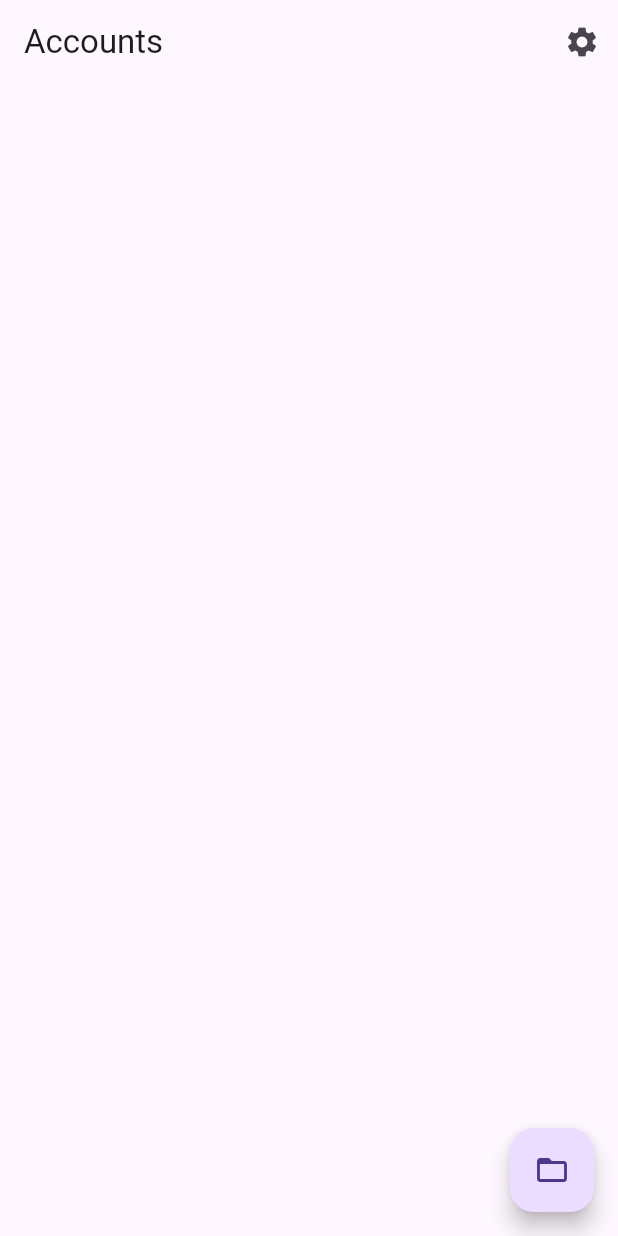
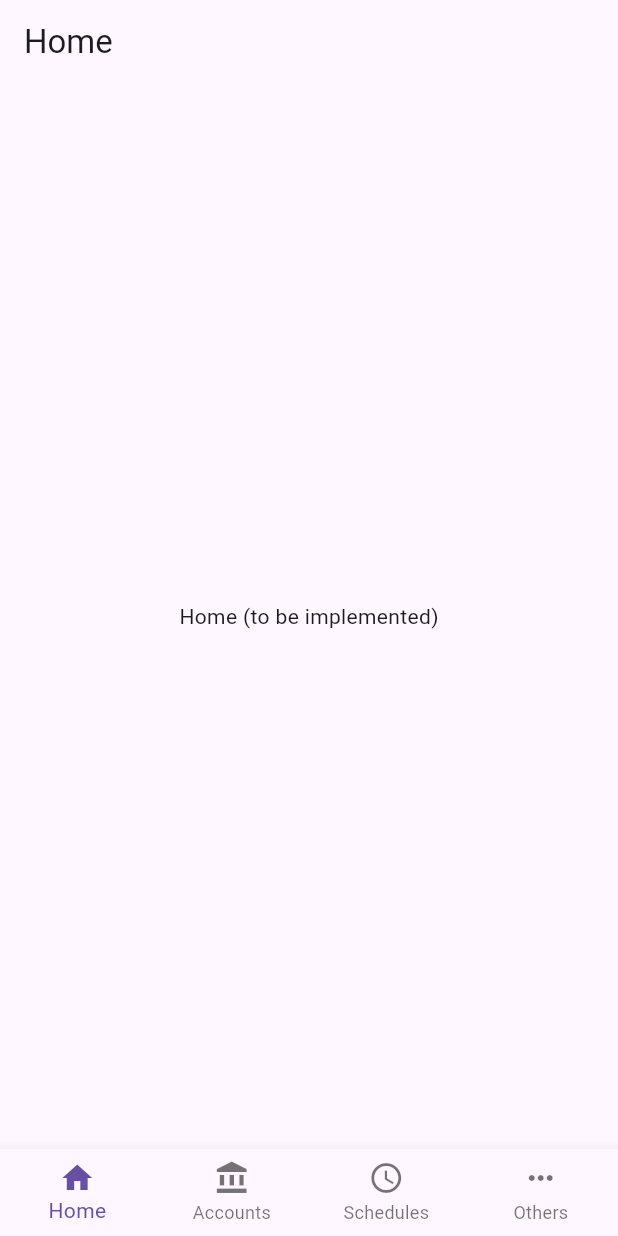
Before and after one commit to miniol/kmymoney_app, a Flutter app: the screen it shows after launch, on a phone screen of 412 x 824 dp. Run offline on Flutter 3.47's test engine with Material 3 defaults, Android fonts, the phone set to English and light mode, and no system bars; our stand-ins replace decimal, file_picker, flutter_riverpod, sqflite, sqflite_common_ffi; accounts and stored records are empty.

Commit message:
feat: implement tabbed navigation with settings and multiple screens
- Add main tab navigation screen with 5 tabs (Home, Accounts, Schedules, Others, Settings)
- Implement app settings provider for managing application preferences
- Create dedicated screens for each tab: home, accounts, schedules, others, and settings
- Update main.dart to integrate the new tabbed navigation structure
- Add comprehensive UI components for settings management

This refactors the app from a single-screen layout to a more organized tabbed interface, improving user experience and code organization.

```diff
--- a/lib/main.dart
+++ b/lib/main.dart
@@ -1,7 +1,9 @@
 import 'package:flutter/material.dart';
 import 'package:flutter_riverpod/flutter_riverpod.dart';
+import 'package:flutter_localizations/flutter_localizations.dart';
 import 'core/database_initializer.dart';
-import 'presentation/screens/account_list_screen.dart';
+import 'presentation/providers/app_settings_provider.dart';
+import 'presentation/screens/main_tabs_screen.dart';
 
 void main() async {
   WidgetsFlutterBinding.ensureInitialized();
@@ -11,14 +13,26 @@ void main() async {
   runApp(const ProviderScope(child: MyApp()));
 }
 
-class MyApp extends StatelessWidget {
+class MyApp extends ConsumerWidget {
   const MyApp({super.key});
 
   @override
-  Widget build(BuildContext context) {
-    return const MaterialApp(
+  Widget build(BuildContext context, WidgetRef ref) {
+    final settings = ref.watch(appSettingsProvider);
+
+    return MaterialApp(
       debugShowCheckedModeBanner: false,
-      home: AccountListScreen(),
+      theme: ThemeData.light(useMaterial3: true),
+      darkTheme: ThemeData.dark(useMaterial3: true),
+      themeMode: settings.themeMode,
+      locale: settings.locale,
+      localizationsDelegates: const [
+        GlobalMaterialLocalizations.delegate,
+        GlobalWidgetsLocalizations.delegate,
+        GlobalCupertinoLocalizations.delegate,
+      ],
+      supportedLocales: const [Locale('en')],
+      home: const MainTabsScreen(),
     );
   }
 }
--- /dev/null
+++ b/lib/presentation/screens/home_screen.dart
@@ -0,0 +1,15 @@
+import 'package:flutter/material.dart';
+
+class HomeScreen extends StatelessWidget {
+  const HomeScreen({super.key});
+
+  @override
+  Widget build(BuildContext context) {
+    return Scaffold(
+      appBar: AppBar(title: const Text('Home')),
+      body: const Center(
+        child: Text('Home (to be implemented)'),
+      ),
+    );
+  }
+}
--- /dev/null
+++ b/lib/presentation/screens/main_tabs_screen.dart
@@ -0,0 +1,43 @@
+import 'package:flutter/material.dart';
+
+import 'account_list_screen.dart';
+import 'home_screen.dart';
+import 'others_screen.dart';
+import 'schedules_screen.dart';
+
+class MainTabsScreen extends StatefulWidget {
+  const MainTabsScreen({super.key});
+
+  @override
+  State<MainTabsScreen> createState() => _MainTabsScreenState();
+}
+
+class _MainTabsScreenState extends State<MainTabsScreen> {
+  int _index = 0;
+
+  @override
+  Widget build(BuildContext context) {
+    return Scaffold(
+      body: IndexedStack(
+        index: _index,
+        children: const [
+          HomeScreen(),
+          AccountListScreen(),
+          SchedulesScreen(),
+          OthersScreen(),
+        ],
+      ),
+      bottomNavigationBar: BottomNavigationBar(
+        currentIndex: _index,
+        onTap: (value) => setState(() => _index = value),
+        type: BottomNavigationBarType.fixed,
+        items: const [
+          BottomNavigationBarItem(icon: Icon(Icons.home), label: 'Home'),
+          BottomNavigationBarItem(icon: Icon(Icons.account_balance), label: 'Accounts'),
+          BottomNavigationBarItem(icon: Icon(Icons.schedule), label: 'Schedules'),
+          BottomNavigationBarItem(icon: Icon(Icons.more_horiz), label: 'Others'),
+        ],
+      ),
+    );
+  }
+}
--- /dev/null
+++ b/lib/presentation/screens/schedules_screen.dart
@@ -0,0 +1,15 @@
+import 'package:flutter/material.dart';
+
+class SchedulesScreen extends StatelessWidget {
+  const SchedulesScreen({super.key});
+
+  @override
+  Widget build(BuildContext context) {
+    return Scaffold(
+      appBar: AppBar(title: const Text('Schedules')),
+      body: const Center(
+        child: Text('Schedules (placeholder)'),
+      ),
+    );
+  }
+}
```
Also changed, not shown: lib/presentation/providers/app_settings_provider.dart (added, +38 -0 lines), lib/presentation/screens/app_settings_screen.dart (added, +57 -0 lines), lib/presentation/screens/others_screen.dart (added, +28 -0 lines).
